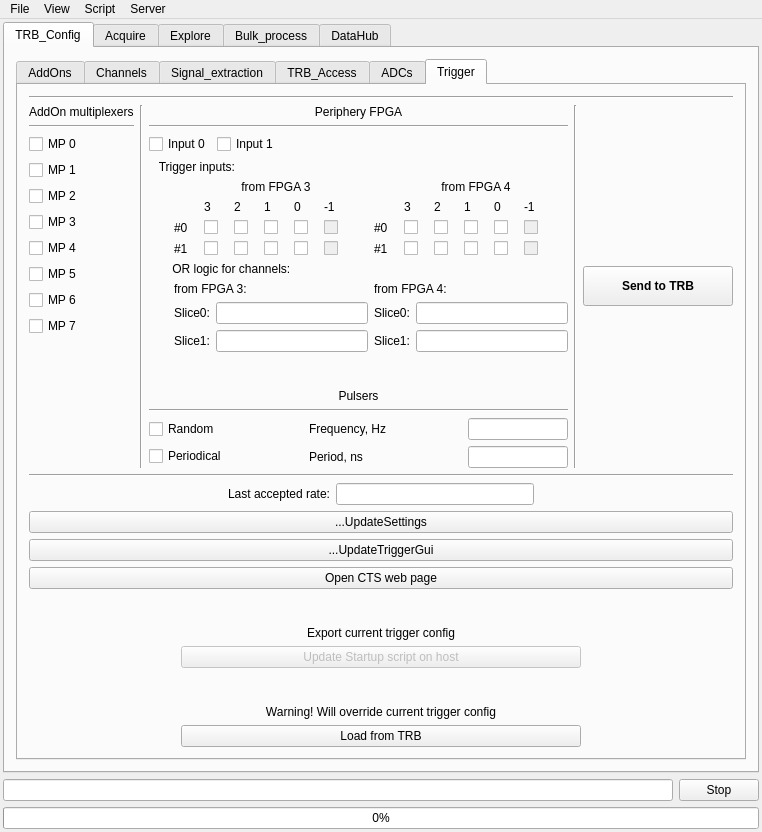
andrmor/TRB3reader, file GUI/mainwindow.ui: the form before one commit.
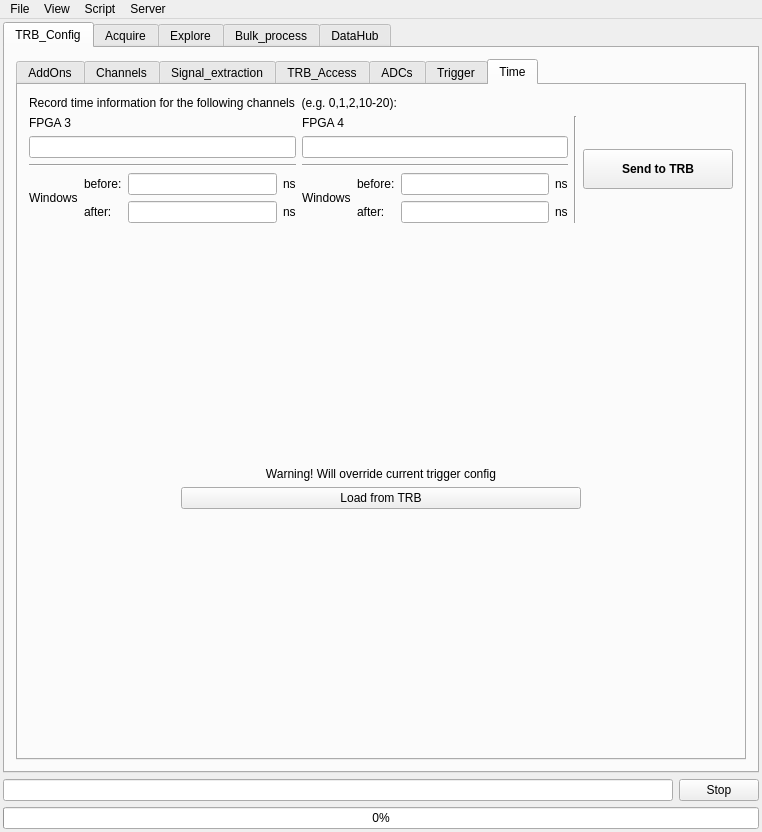
The form after the commit.

```diff
--- a/GUI/mainwindow.ui
+++ b/GUI/mainwindow.ui
@@ -40,7 +40,7 @@
         <item>
          <widget class="QTabWidget" name="tabWidget">
           <property name="currentIndex">
-           <number>5</number>
+           <number>6</number>
           </property>
           <widget class="QWidget" name="tab_11">
            <attribute name="title">
@@ -2248,13 +2248,6 @@
             <string>Trigger</string>
            </attribute>
            <layout class="QVBoxLayout" name="verticalLayout_21">
-            <item>
-             <widget class="Line" name="line_11">
-              <property name="orientation">
-               <enum>Qt::Horizontal</enum>
-              </property>
-             </widget>
-            </item>
             <item>
              <layout class="QHBoxLayout" name="horizontalLayout_63">
               <property name="topMargin">
@@ -3200,6 +3193,264 @@
             </item>
            </layout>
           </widget>
+          <widget class="QWidget" name="tab_4">
+           <attribute name="title">
+            <string>Time</string>
+           </attribute>
+           <layout class="QVBoxLayout" name="verticalLayout_49">
+            <item>
+             <widget class="QLabel" name="label_110">
+              <property name="text">
+               <string>Record time information for the following channels  (e.g. 0,1,2,10-20):</string>
+              </property>
+             </widget>
+            </item>
+            <item>
+             <layout class="QHBoxLayout" name="horizontalLayout_81">
+              <item>
+               <layout class="QVBoxLayout" name="verticalLayout_47">
+                <item>
+                 <widget class="QLabel" name="label_104">
+                  <property name="text">
+                   <string>FPGA 3</string>
+                  </property>
+                 </widget>
+                </item>
+                <item>
+                 <widget class="QLineEdit" name="leTimeChannelsFPGA3"/>
+                </item>
+                <item>
+                 <widget class="Line" name="line_19">
+                  <property name="orientation">
+                   <enum>Qt::Horizontal</enum>
+                  </property>
+                 </widget>
+                </item>
+                <item>
+                 <layout class="QGridLayout" name="gridLayout_3">
+                  <item row="0" column="1">
+                   <widget class="QLabel" name="label_105">
+                    <property name="text">
+                     <string>before:</string>
+                    </property>
+                   </widget>
+                  </item>
+                  <item row="1" column="2">
+                   <widget class="QLineEdit" name="ledTimeWinAfter_FPGA3"/>
+                  </item>
+                  <item row="0" column="2">
+                   <widget class="QLineEdit" name="ledTimeWinBefore_FPGA3"/>
+                  </item>
+                  <item row="1" column="1">
+                   <widget class="QLabel" name="label_109">
+                    <property name="text">
+                     <string>after:</string>
+                    </property>
+                   </widget>
+                  </item>
+                  <item row="1" column="3">
+                   <widget class="QLabel" name="label_108">
+                    <property name="text">
+                     <string>ns</string>
+                    </property>
+                   </widget>
+                  </item>
+                  <item row="0" column="3">
+                   <widget class="QLabel" name="label_107">
+                    <property name="text">
+                     <string>ns</string>
+                    </property>
+                   </widget>
+                  </item>
+                  <item row="0" column="0" rowspan="2">
+                   <widget class="QLabel" name="label_106">
+                    <property name="text">
+                     <string>Windows</string>
+                    </property>
+                   </widget>
+                  </item>
+                 </layout>
+                </item>
+               </layout>
+              </item>
+              <item>
+               <layout class="QVBoxLayout" name="verticalLayout_48">
+                <item>
+                 <widget class="QLabel" name="label_111">
+                  <property name="text">
+                   <string>FPGA 4</string>
+                  </property>
+                 </widget>
+                </item>
+                <item>
+                 <widget class="QLineEdit" name="leTimeChannelsFPGA4"/>
+                </item>
+                <item>
+                 <widget class="Line" name="line_20">
+                  <property name="orientation">
+                   <enum>Qt::Horizontal</enum>
+                  </property>
+                 </widget>
+                </item>
+                <item>
+                 <layout class="QGridLayout" name="gridLayout_4">
+                  <item row="0" column="1">
+                   <widget class="QLabel" name="label_112">
+                    <property name="text">
+                     <string>before:</string>
+                    </property>
+                   </widget>
+                  </item>
+                  <item row="1" column="2">
+                   <widget class="QLineEdit" name="ledTimeWinAfter_FPGA4"/>
+                  </item>
+                  <item row="0" column="2">
+                   <widget class="QLineEdit" name="ledTimeWinBefore_FPGA4">
+                    <property name="text">
+                     <string/>
+                    </property>
+                   </widget>
+                  </item>
+                  <item row="1" column="1">
+                   <widget class="QLabel" name="label_113">
+                    <property name="text">
+                     <string>after:</string>
+                    </property>
+                   </widget>
+                  </item>
+                  <item row="1" column="3">
+                   <widget class="QLabel" name="label_114">
+                    <property name="text">
+                     <string>ns</string>
+                    </property>
+                   </widget>
+                  </item>
+                  <item row="0" column="3">
+                   <widget class="QLabel" name="label_115">
+                    <property name="text">
+                     <string>ns</string>
+                    </property>
+                   </widget>
+                  </item>
+                  <item row="0" column="0" rowspan="2">
+                   <widget class="QLabel" name="label_116">
+                    <property name="text">
+                     <string>Windows</string>
+                    </property>
+                   </widget>
+                  </item>
+                 </layout>
+                </item>
+               </layout>
+              </item>
+              <item>
+               <widget class="Line" name="line_21">
+                <property name="orientation">
+                 <enum>Qt::Vertical</enum>
+                </property>
+               </widget>
+              </item>
+              <item>
+               <widget class="QPushButton" name="pbWriteTimeSettingsToTrb">
+                <property name="minimumSize">
+                 <size>
+                  <width>150</width>
+                  <height>40</height>
+                 </size>
+                </property>
+                <property name="font">
+                 <font>
+                  <bold>true</bold>
+                 </font>
+                </property>
+                <property name="text">
+                 <string>Send to TRB</string>
+                </property>
+               </widget>
+              </item>
+             </layout>
+            </item>
+            <item>
+             <spacer name="verticalSpacer_36">
+              <property name="orientation">
+               <enum>Qt::Vertical</enum>
+              </property>
+              <property name="sizeHint" stdset="0">
+               <size>
+                <width>20</width>
+                <height>224</height>
+               </size>
+              </property>
+             </spacer>
+            </item>
+            <item>
+             <widget class="QLabel" name="label_103">
+              <property name="text">
+               <string>Warning! Will override current trigger config</string>
+              </property>
+              <property name="alignment">
+               <set>Qt::AlignCenter</set>
+              </property>
+             </widget>
+            </item>
+            <item>
+             <layout class="QHBoxLayout" name="horizontalLayout_80">
+              <item>
+               <spacer name="horizontalSpacer_54">
+                <property name="orientation">
+                 <enum>Qt::Horizontal</enum>
+                </property>
+                <property name="sizeHint" stdset="0">
+                 <size>
+                  <width>40</width>
+                  <height>20</height>
+                 </size>
+                </property>
+               </spacer>
+              </item>
+              <item>
+               <widget class="QPushButton" name="pbReadTimeSettingsFromTrb">
+                <property name="minimumSize">
+                 <size>
+                  <width>400</width>
+                  <height>0</height>
+                 </size>
+                </property>
+                <property name="text">
+                 <string>Load from TRB</string>
+                </property>
+               </widget>
+              </item>
+              <item>
+               <spacer name="horizontalSpacer_55">
+                <property name="orientation">
+                 <enum>Qt::Horizontal</enum>
+                </property>
+                <property name="sizeHint" stdset="0">
+                 <size>
+                  <width>40</width>
+                  <height>20</height>
+                 </size>
+                </property>
+               </spacer>
+              </item>
+             </layout>
+            </item>
+            <item>
+             <spacer name="verticalSpacer_37">
+              <property name="orientation">
+               <enum>Qt::Vertical</enum>
+              </property>
+              <property name="sizeHint" stdset="0">
+               <size>
+                <width>20</width>
+                <height>40</height>
+               </size>
+              </property>
+             </spacer>
+            </item>
+           </layout>
+          </widget>
          </widget>
         </item>
        </layout>
```
